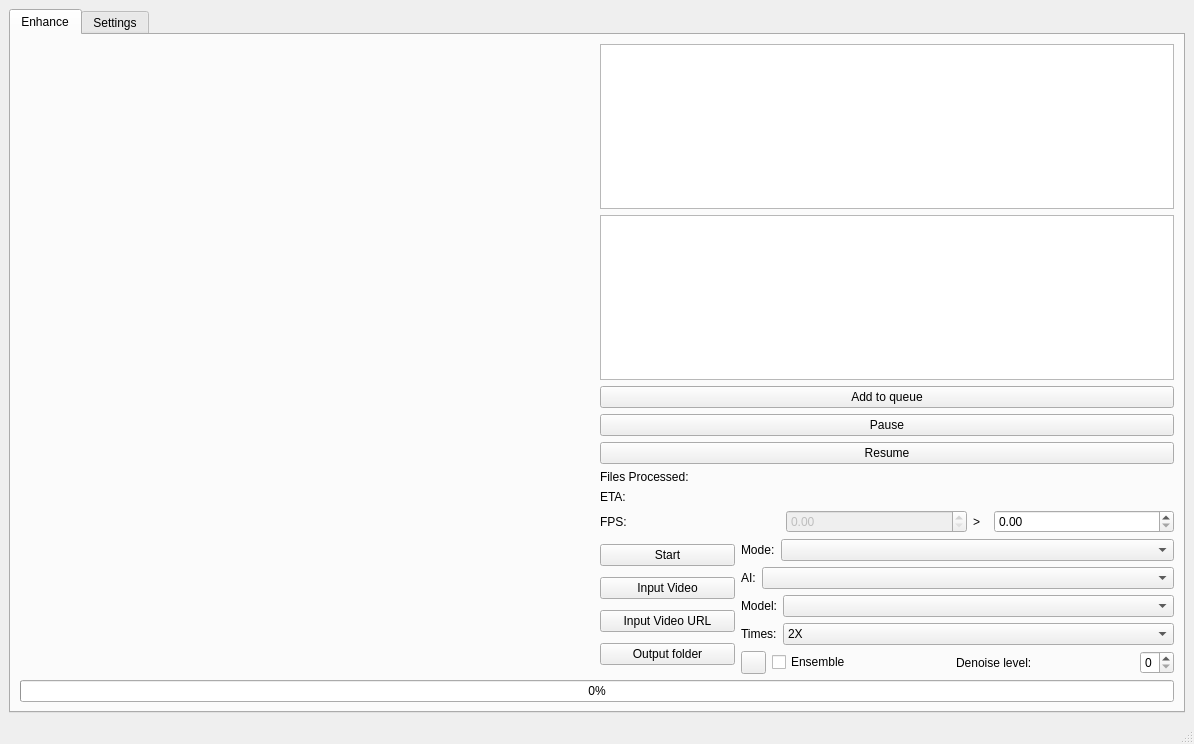
This is mainwindow.ui in TNTwise/REAL-Video-Enhancer as Qt 5 draws it before an edit. The edited form follows.
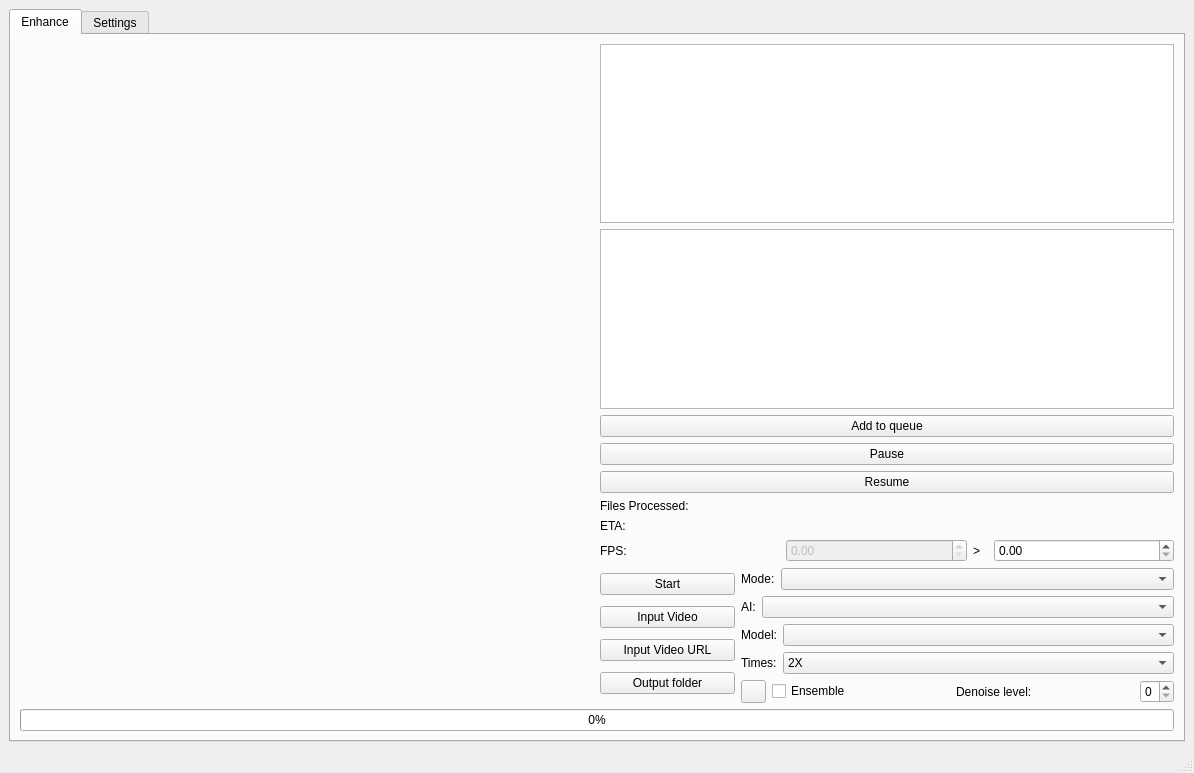
This is the edited form. Icons and pictures are not drawn.

```diff
--- a/mainwindow.ui
+++ b/mainwindow.ui
@@ -7,7 +7,7 @@
     <x>0</x>
     <y>0</y>
     <width>1194</width>
-    <height>744</height>
+    <height>773</height>
    </rect>
   </property>
   <property name="windowTitle">
```
Left out of the diff: 2 changed lines with no effect on the pictures.
